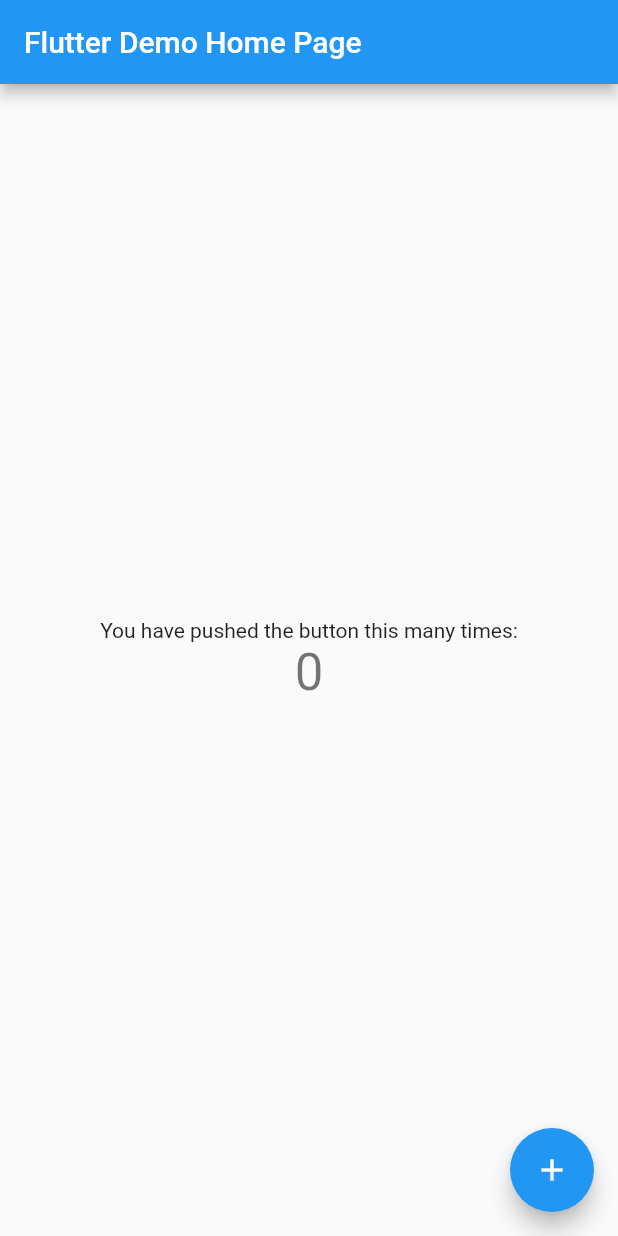
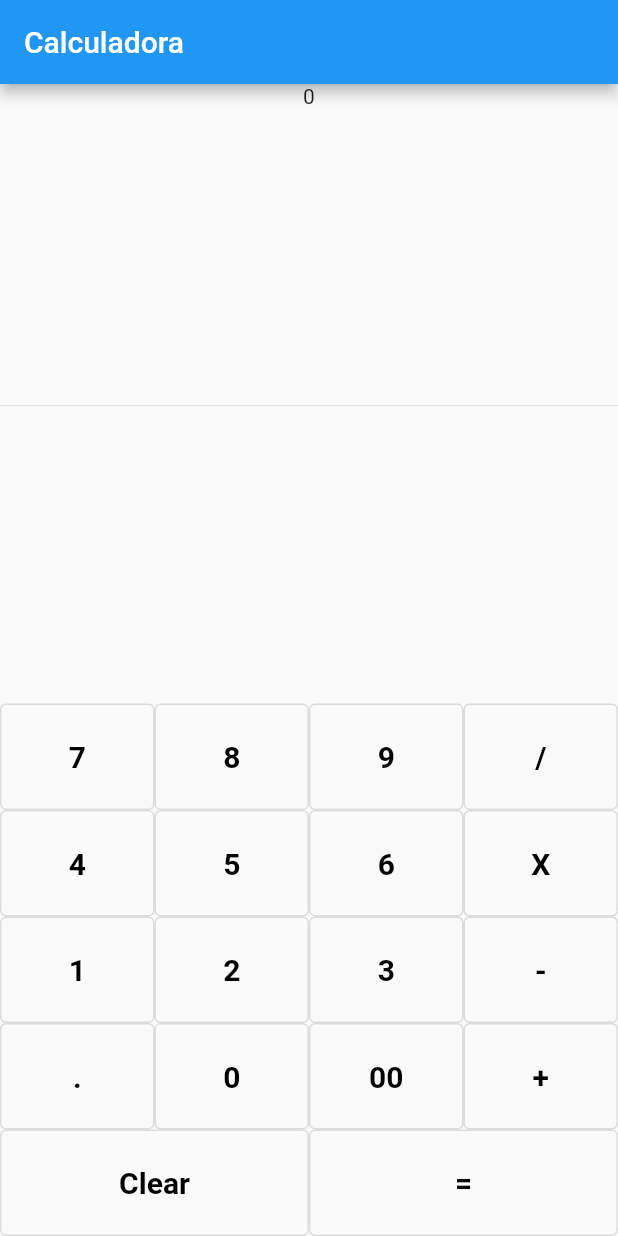
Before and after one commit to carlaval655/calculadora_flutter, a Flutter app: the screen it shows after launch, on a phone screen of 412 x 824 dp. Run offline on Flutter 3.47's test engine with Material 2 defaults, Android fonts, the phone set to English and light mode, and no system bars.

Commit message:
Comenzando interfaz

```diff
--- a/lib/main.dart
+++ b/lib/main.dart
@@ -1,3 +1,5 @@
+// ignore_for_file: prefer_const_constructors
+
 import 'package:flutter/material.dart';
 
 void main() {
@@ -7,39 +9,20 @@ void main() {
 class MyApp extends StatelessWidget {
   const MyApp({Key? key}) : super(key: key);
 
-  // This widget is the root of your application.
   @override
   Widget build(BuildContext context) {
     return MaterialApp(
       title: 'Flutter Demo',
       theme: ThemeData(
-        // This is the theme of your application.
-        //
-        // Try running your application with "flutter run". You'll see the
-        // application has a blue toolbar. Then, without quitting the app, try
-        // changing the primarySwatch below to Colors.green and then invoke
-        // "hot reload" (press "r" in the console where you ran "flutter run",
-        // or simply save your changes to "hot reload" in a Flutter IDE).
-        // Notice that the counter didn't reset back to zero; the application
-        // is not restarted.
         primarySwatch: Colors.blue,
       ),
-      home: const MyHomePage(title: 'Flutter Demo Home Page'),
+      home: const MyHomePage(title: 'Calculadora'),
     );
   }
 }
 
 class MyHomePage extends StatefulWidget {
   const MyHomePage({Key? key, required this.title}) : super(key: key);
-
-  // This widget is the home page of your application. It is stateful, meaning
-  // that it has a State object (defined below) that contains fields that affect
-  // how it looks.
-
-  // This class is the configuration for the state. It holds the values (in this
-  // case the title) provided by the parent (in this case the App widget) and
-  // used by the build method of the State. Fields in a Widget subclass are
-  // always marked "final".
 
   final String title;
 
@@ -48,68 +31,76 @@ class MyHomePage extends StatefulWidget {
 }
 
 class _MyHomePageState extends State<MyHomePage> {
-  int _counter = 0;
+  Widget buildButton(String buttonText) {
+    return Expanded(
+      child: OutlinedButton(
+        style: OutlinedButton.styleFrom(
+          padding: EdgeInsets.all(24),
 
-  void _incrementCounter() {
-    setState(() {
-      // This call to setState tells the Flutter framework that something has
-      // changed in this State, which causes it to rerun the build method below
-      // so that the display can reflect the updated values. If we changed
-      // _counter without calling setState(), then the build method would not be
-      // called again, and so nothing would appear to happen.
-      _counter++;
-    });
+          // shape: CircleBorder(),
+        ),
+        onPressed: () {  },
+        child: Text(buttonText,
+        style: TextStyle(
+          fontSize: 20,
+          fontWeight: FontWeight.bold,
+          color: Colors.black,
+        ),
+        ),
+      )
+      );
   }
 
   @override
   Widget build(BuildContext context) {
-    // This method is rerun every time setState is called, for instance as done
-    // by the _incrementCounter method above.
-    //
-    // The Flutter framework has been optimized to make rerunning build methods
-    // fast, so that you can just rebuild anything that needs updating rather
-    // than having to individually change instances of widgets.
     return Scaffold(
       appBar: AppBar(
-        // Here we take the value from the MyHomePage object that was created by
-        // the App.build method, and use it to set our appbar title.
         title: Text(widget.title),
       ),
-      body: Center(
-        // Center is a layout widget. It takes a single child and positions it
-        // in the middle of the parent.
-        child: Column(
-          // Column is also a layout widget. It takes a list of children and
-          // arranges them vertically. By default, it sizes itself to fit its
-          // children horizontally, and tries to be as tall as its parent.
-          //
-          // Invoke "debug painting" (press "p" in the console, choose the
-          // "Toggle Debug Paint" action from the Flutter Inspector in Android
-          // Studio, or the "Toggle Debug Paint" command in Visual Studio Code)
-          // to see the wireframe for each widget.
-          //
-          // Column has various properties to control how it sizes itself and
-          // how it positions its children. Here we use mainAxisAlignment to
-          // center the children vertically; the main axis here is the vertical
-          // axis because Columns are vertical (the cross axis would be
-          // horizontal).
-          mainAxisAlignment: MainAxisAlignment.center,
-          children: <Widget>[
-            const Text(
-              'You have pushed the button this many times:',
-            ),
-            Text(
-              '$_counter',
-              style: Theme.of(context).textTheme.headline4,
-            ),
-          ],
-        ),
+      body: Container(
+        child: Column(children: <Widget>[
+          const Text("0"),
+          const Expanded(
+            child: Divider(),
+          ),
+          Column(children: [
+
+            Row(children: [
+              buildButton("7"),
+              buildButton('8'),
+              buildButton('9'),
+              buildButton('/'),
+            ]),
+
+            Row(children: [
+              buildButton('4'),
+              buildButton('5'),
+              buildButton('6'),
+              buildButton('X'),
+            ]),
+
+            Row(children: [
+              buildButton('1'),
+              buildButton('2'),
+              buildButton('3'),
+              buildButton('-'),
+            ]),
+
+            Row(children: [
+              buildButton('.'),
+              buildButton('0'),
+              buildButton('00'),
+              buildButton('+'),
+            ]),
+
+            Row(children: [
+              buildButton('Clear'),
+              buildButton('='),
+            ]),
+
+          ]),
+        ]),
       ),
-      floatingActionButton: FloatingActionButton(
-        onPressed: _incrementCounter,
-        tooltip: 'Increment',
-        child: const Icon(Icons.add),
-      ), // This trailing comma makes auto-formatting nicer for build methods.
     );
   }
 }
```
